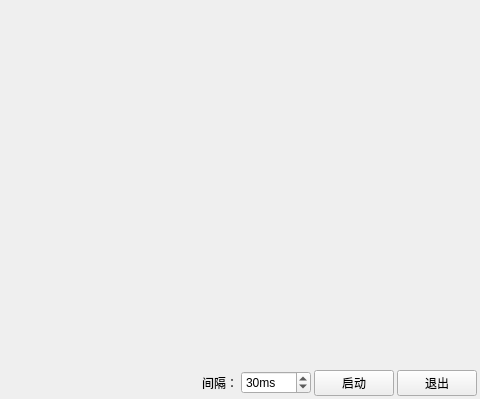
Before: the Qt Designer form xygifframe.ui in xiaoyanLG/Qt_Gif_Creator, drawn with Qt 5; both pictures show x 211 to 691 and y 0 to 399 of the 691 by 399 pixel window.
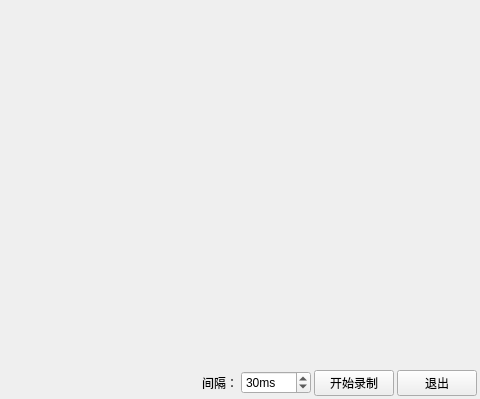
After: the same form once the commit is applied.

Commit message: 修改按钮名字！

```diff
--- a/xygifframe.ui
+++ b/xygifframe.ui
@@ -143,7 +143,7 @@
      <item>
       <widget class="QPushButton" name="pushButton">
        <property name="text">
-        <string>启动</string>
+        <string>开始录制</string>
        </property>
       </widget>
      </item>
```
The commit also changes 1 other file.
